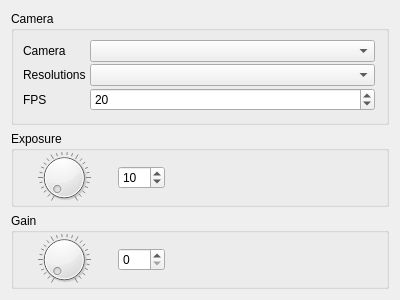
First picture: the form in src/modules/genericcamera/genericcamerasettingsdialog.ui, repository syntalos/syntalos, before the edit.
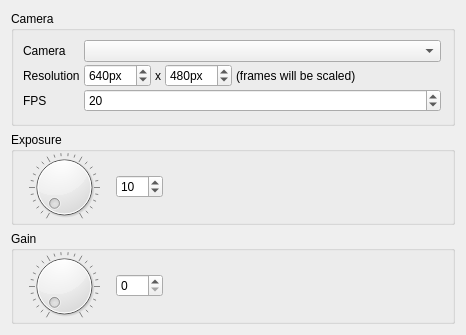
Second picture: the form after the edit.

Commit message: Make video recorder module actually receive frames from video sources

Patch:
```diff
--- a/src/modules/genericcamera/genericcamerasettingsdialog.ui
+++ b/src/modules/genericcamera/genericcamerasettingsdialog.ui
@@ -6,8 +6,8 @@
    <rect>
     <x>0</x>
     <y>0</y>
-    <width>400</width>
-    <height>300</height>
+    <width>466</width>
+    <height>335</height>
    </rect>
   </property>
   <property name="windowTitle">
@@ -70,12 +70,89 @@
         <item row="1" column="0">
          <widget class="QLabel" name="resolutionsLabel">
           <property name="text">
-           <string>Resolutions</string>
+           <string>Resolution</string>
           </property>
          </widget>
         </item>
         <item row="1" column="1">
-         <widget class="QComboBox" name="resolutionsComboBox"/>
+         <widget class="QWidget" name="resolutionWidget" native="true">
+          <layout class="QHBoxLayout" name="horizontalLayout_3">
+           <property name="spacing">
+            <number>4</number>
+           </property>
+           <property name="leftMargin">
+            <number>0</number>
+           </property>
+           <property name="topMargin">
+            <number>0</number>
+           </property>
+           <property name="rightMargin">
+            <number>0</number>
+           </property>
+           <property name="bottomMargin">
+            <number>0</number>
+           </property>
+           <item>
+            <widget class="QSpinBox" name="spinBoxWidth">
+             <property name="suffix">
+              <string>px</string>
+             </property>
+             <property name="minimum">
+              <number>200</number>
+             </property>
+             <property name="maximum">
+              <number>4000</number>
+             </property>
+             <property name="value">
+              <number>640</number>
+             </property>
+            </widget>
+           </item>
+           <item>
+            <widget class="QLabel" name="label">
+             <property name="text">
+              <string>x</string>
+             </property>
+            </widget>
+           </item>
+           <item>
+            <widget class="QSpinBox" name="spinBoxHeight">
+             <property name="suffix">
+              <string>px</string>
+             </property>
+             <property name="minimum">
+              <number>200</number>
+             </property>
+             <property name="maximum">
+              <number>4000</number>
+             </property>
+             <property name="value">
+              <number>480</number>
+             </property>
+            </widget>
+           </item>
+           <item>
+            <widget class="QLabel" name="label_2">
+             <property name="text">
+              <string>(frames will be scaled)</string>
+             </property>
+            </widget>
+           </item>
+           <item>
+            <spacer name="horizontalSpacer_3">
+             <property name="orientation">
+              <enum>Qt::Horizontal</enum>
+             </property>
+             <property name="sizeHint" stdset="0">
+              <size>
+               <width>40</width>
+               <height>20</height>
+              </size>
+             </property>
+            </spacer>
+           </item>
+          </layout>
+         </widget>
         </item>
        </layout>
       </item>
@@ -89,7 +166,7 @@
      </property>
      <layout class="QHBoxLayout" name="horizontalLayout_2">
       <property name="spacing">
-       <number>4</number>
+       <number>2</number>
       </property>
       <property name="leftMargin">
        <number>0</number>
@@ -164,7 +241,7 @@
      </property>
      <layout class="QHBoxLayout" name="horizontalLayout_5">
       <property name="spacing">
-       <number>4</number>
+       <number>2</number>
       </property>
       <property name="leftMargin">
        <number>0</number>
```
Left out of the diff: 4 changed lines with no effect on the pictures. The commit also changes 21 other files.
